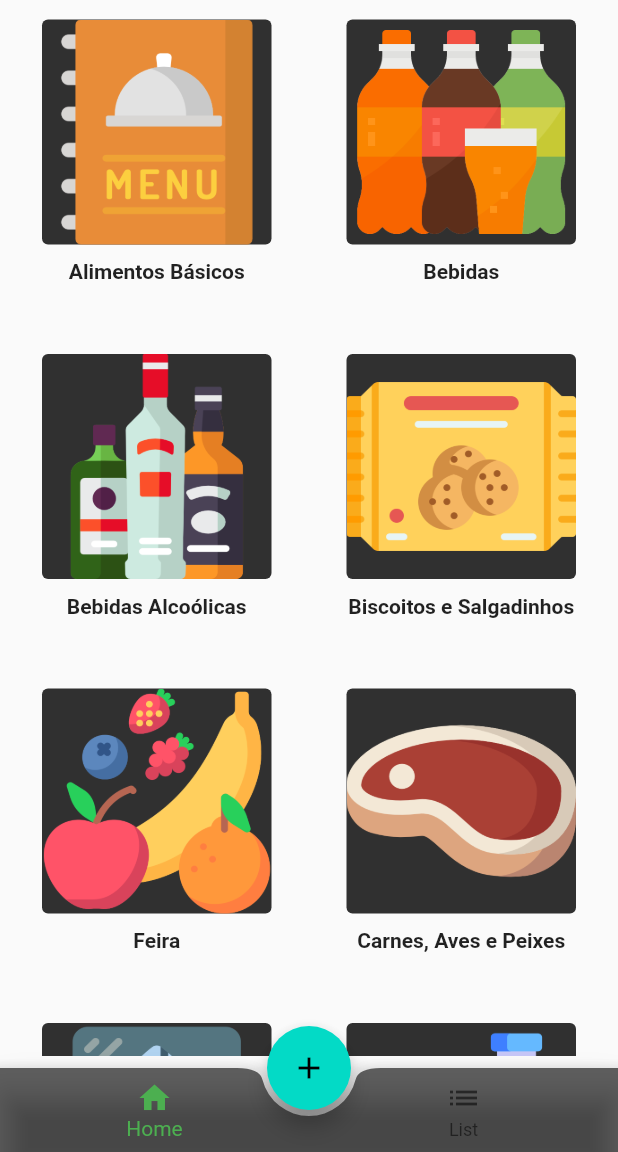
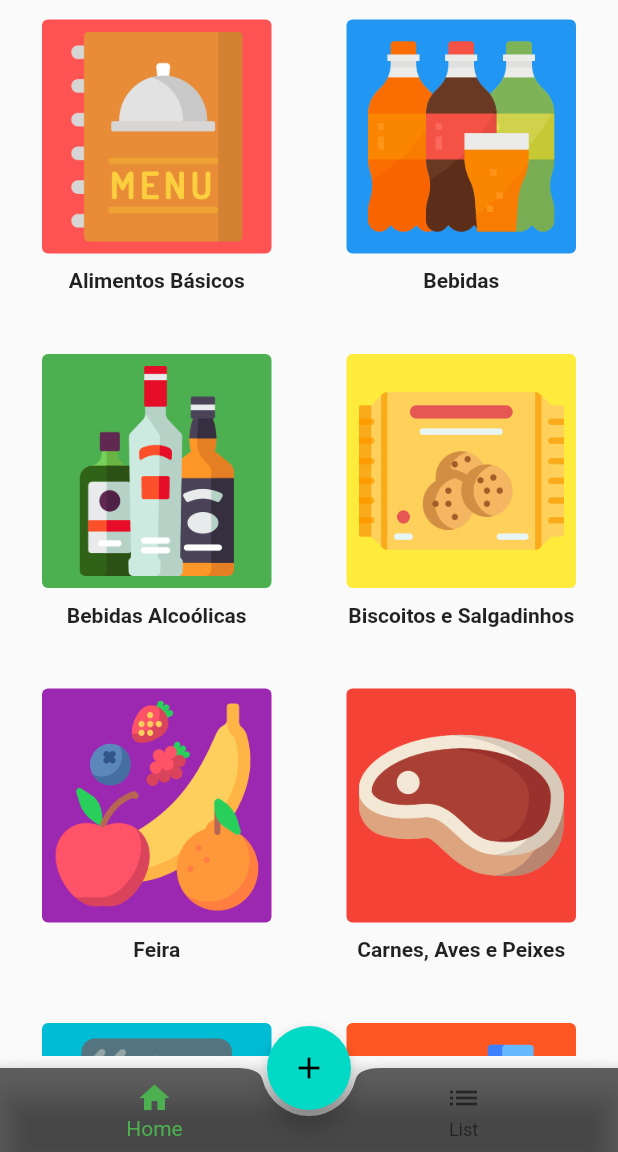
Before and after one commit to Emanuel-DSC/QuickGrid, a Flutter app: the screen it shows after launch, on a phone screen of 412 x 824 dp, the part 84-1236 px from its top. Run offline on Flutter 3.47's test engine with Material 2 defaults, Android fonts, the light colour scheme and no system bars; our stand-ins replace get_storage, google_fonts, shared_preferences, swipe_to.

Commit message:
UI - CategoryCard Changes

```diff
--- a/lib/lists.dart
+++ b/lib/lists.dart
@@ -1,4 +1,24 @@
+import 'package:flutter/material.dart';
+
 import 'models/category_item_model.dart';
+
+List<CategoryItem> listaAlimentosBasicos = [];
+List<CategoryItem> listaBebidas = [];
+List<CategoryItem> listaBebidasAlcolicas = [];
+List<CategoryItem> listaBiscoitosSalgadinhos = [];
+List<CategoryItem> listaFeira = [];
+List<CategoryItem> listaCarnesAvesPeixes = [];
+List<CategoryItem> listaCongeladosResfriados = [];
+List<CategoryItem> listaFriosLaticinios = [];
+List<CategoryItem> listaLeitesIogurtes = [];
+List<CategoryItem> listaMolhosCondimentosConservas = [];
+List<CategoryItem> listaPadaria = [];
+List<CategoryItem> listaDocesSobremesas = [];
+List<CategoryItem> listaHigiene = [];
+List<CategoryItem> listaSuplementosVitaminas = [];
+List<CategoryItem> listaLimpeza = [];
+List<CategoryItem> listaUtensiliosParaLar = [];
+List<CategoryItem> listaFinal = [];
 
 List categorias = [
   'Alimentos Básicos',
@@ -18,26 +38,6 @@ List categorias = [
   'Limpeza',
   'Utensílios para o lar'
 ];
-
-List<CategoryItem> listaAlimentosBasicos = [];
-List<CategoryItem> listaBebidas = [];
-List<CategoryItem> listaBebidasAlcolicas = [];
-List<CategoryItem> listaBiscoitosSalgadinhos = [];
-List<CategoryItem> listaFeira = [];
-List<CategoryItem> listaCarnesAvesPeixes = [];
-List<CategoryItem> listaCongeladosResfriados = [];
-List<CategoryItem> listaFriosLaticinios = [];
-List<CategoryItem> listaLeitesIogurtes = [];
-List<CategoryItem> listaMolhosCondimentosConservas = [];
-List<CategoryItem> listaPadaria = [];
-List<CategoryItem> listaDocesSobremesas = [];
-List<CategoryItem> listaHigiene = [];
-List<CategoryItem> listaSuplementosVitaminas = [];
-List<CategoryItem> listaLimpeza = [];
-List<CategoryItem> listaUtensiliosParaLar = [];
-List<CategoryItem> listaFinal = [];
-
-
 
 final Map<String, List<CategoryItem>> categoryMap = {
   'Alimentos Básicos': listaAlimentosBasicos,
@@ -76,3 +76,22 @@ final Map<String, List<CategoryItem>> categoryMap = {
   'assets/cleaning.png',
   'assets/cooking-tools.png',
 ];
+
+List<Color> categoryColors = [
+  Colors.redAccent,
+  Colors.blue,
+  Colors.green,
+  Colors.yellow,
+  Colors.purple,
+  Colors.red,
+  Colors.cyan,
+  Colors.deepOrange,
+  Colors.indigo,
+  Colors.lime,
+  Colors.brown,
+  Colors.purpleAccent,
+  Colors.teal,
+  Colors.lightBlue,
+  Colors.lightGreenAccent,
+  Colors.pink,
+];
--- a/lib/pages/add_item_page.dart
+++ b/lib/pages/add_item_page.dart
@@ -54,9 +54,11 @@ class _AddItemState extends State<AddItem> {
                     itemBuilder: (BuildContext context, int index) {
                       String name = categorias[index].toString();
                       String imagePath = categoryImagePaths[index];
+                      Color color = categoryColors[index];
                       return CategoriesCard(
                         text: name,
                         image: imagePath,
+                        colors: color,
                         onTap: () {
                           if (categoryMap.containsKey(name)) {
                             CategoryProvider().addItemToList(
--- a/lib/pages/home_page.dart
+++ b/lib/pages/home_page.dart
@@ -35,11 +35,13 @@ class MyHomePageState extends State<HomePage> {
                 itemBuilder: (BuildContext context, int index) {
                   String teste = categorias[index].toString();
                   String imagePath = categoryImagePaths[index];
+                  Color color = categoryColors[index];
                   return CategoriesCard(
                     onTap: () => CategoryProvider()
                         .navigateToCategoriesPage(context, teste),
                     text: teste,
                     image: imagePath,
+                    colors: color,
                   );
                 }),
           ),
--- a/lib/widgets/categories_card_widget.dart
+++ b/lib/widgets/categories_card_widget.dart
@@ -4,13 +4,16 @@ import 'package:flutter/material.dart';
 import 'package:lista_mercado/constants/padding.dart';
 
 class CategoriesCard extends StatelessWidget {
-  VoidCallback onTap;
-  String text;
-  String image;
-  CategoriesCard(
+  final VoidCallback onTap;
+  final String text;
+  final String image;
+  final Color colors;
+
+  const CategoriesCard(
       {super.key,
       required this.text,
       required this.image,
+      required this.colors,
       required this.onTap});
 
   @override
@@ -20,16 +23,19 @@ class CategoriesCard extends StatelessWidget {
         child: Column(
           children: [
             Card(
-              color: Colors.grey[850],
+              color: colors,
               elevation: 0,
               margin: const EdgeInsets.only(left: 20.0, right: 20.0, top: 5.0),
+              child: Padding(
+                padding: const EdgeInsets.all(8.0),
                 child: Container(
-                height: 150,
+                  height: 140,
                   width: double.infinity,
                   decoration: BoxDecoration(
                       borderRadius: BorderRadius.circular(10.0),
                       image: DecorationImage(
                           fit: BoxFit.fill, image: AssetImage(image))),
+                ),
               ),
             ),
             SizedBox(height: kpadding10,),
```
Lines whose indentation alone changed are shown as unchanged.
